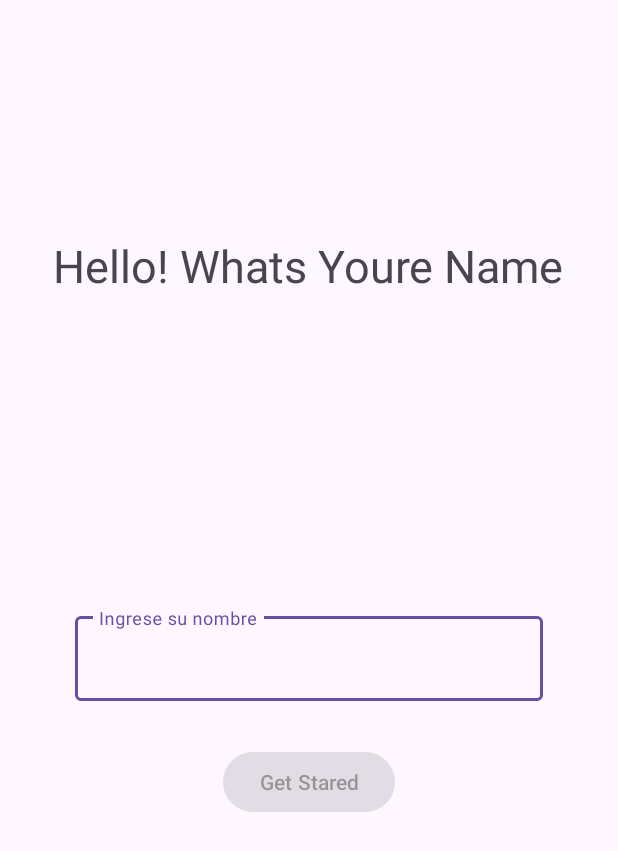
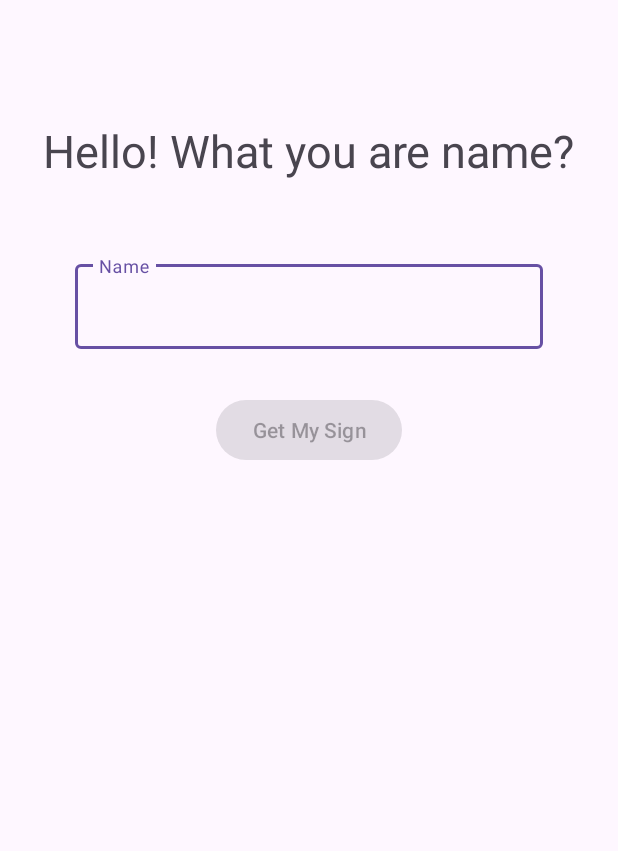
Before and after one commit to alvarocotes/zodiacal, an Android app: the screen it shows after launch (LoginActivity), on a phone screen of 412 x 824 dp. Shown: the top 851 px of the screen. Run offline under Robolectric (Android 15) with nearby library versions, the phone set to English and light mode, and no system bars.

Commit message:
implementacion buenas practicas a LoginActivity

```diff
--- a/app/src/main/res/layout/activity_login2.xml
+++ b/app/src/main/res/layout/activity_login2.xml
@@ -9,33 +9,34 @@
 
 
     <TextView
-        android:id="@+id/ingresar"
-        android:layout_width="342dp"
-        android:layout_height="42dp"
-        android:text="Hello! Whats Youre Name"
+        android:id="@+id/txt_view_you_are_name"
+        android:layout_width="wrap_content"
+        android:layout_height="wrap_content"
+        android:text="@string/txt_presentation"
         android:textSize="30sp"
-        app:layout_constraintBottom_toBottomOf="parent"
+        android:layout_marginTop="80dp"
         app:layout_constraintEnd_toEndOf="parent"
         app:layout_constraintStart_toEndOf="parent"
         app:layout_constraintStart_toStartOf="parent"
         app:layout_constraintTop_toTopOf="parent"
-        app:layout_constraintVertical_bias="0.2" />
+        android:layout_marginHorizontal="50dp"
+        />
 
     <com.google.android.material.textfield.TextInputLayout
         android:id="@+id/edt_Imput_Name"
         style="@style/Widget.MaterialComponents.TextInputLayout.OutlinedBox"
         android:layout_width="match_parent"
         android:layout_height="wrap_content"
-        android:layout_marginBottom="150dp"
-        android:hint="Ingrese su nombre"
+        android:layout_marginTop="50dp"
+        android:hint="@string/txt_hint_input_name"
         android:layout_marginEnd="50dp"
         android:layout_marginStart="50dp"
-        app:layout_constraintBottom_toBottomOf="parent"
         app:layout_constraintEnd_toEndOf="parent"
         app:layout_constraintStart_toStartOf="parent"
-        app:layout_constraintTop_toBottomOf="@+id/ingresar">
+        app:layout_constraintTop_toBottomOf="@+id/txt_view_you_are_name">
 
         <com.google.android.material.textfield.TextInputEditText
+            android:id="@+id/edt_Name"
             android:layout_width="match_parent"
             android:layout_height="wrap_content" />
 
@@ -46,7 +47,7 @@
             android:layout_width="wrap_content"
             android:layout_height="wrap_content"
             android:enabled="false"
-            android:text="Get Stared"
+            android:text="@string/txt_btn_get_my_sign"
             app:layout_constraintEnd_toEndOf="parent"
             app:layout_constraintStart_toStartOf="parent"
             android:layout_marginTop="30dp"
--- a/app/src/main/res/values/strings.xml
+++ b/app/src/main/res/values/strings.xml
@@ -1,5 +1,8 @@
 <resources>
     <string name="app_name">Zodiacal_sign</string>
+    <string name="txt_btn_get_stared"> Get Stared</string>
+    <string name="txt_presentation"> Hello! What you are name?</string>
+    <string name="txt_hint_input_name">Name</string>
     <string name="txt_btn_get_my_sign">Get My Sign</string>
     <string name="txt_hint_month">Month*</string>
     <string name="txt_hint_day">Day*</string>
```
Also changed, not shown: app/src/main/java/com/example/zodiacal_sign/view/login/LoginActivity.kt (+6 -10 lines).
